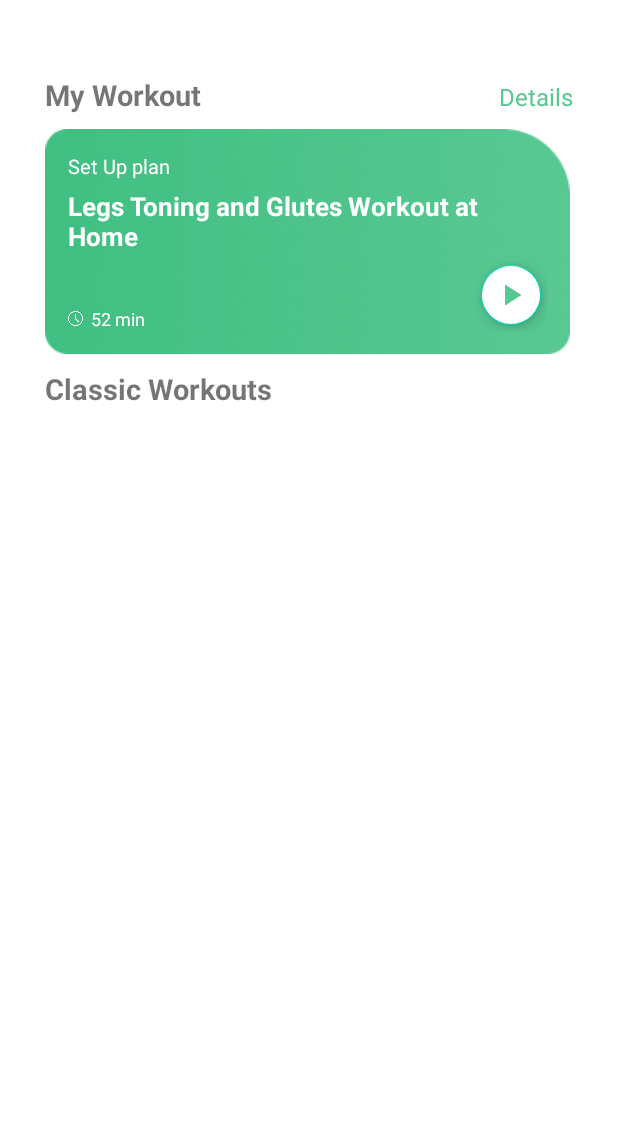
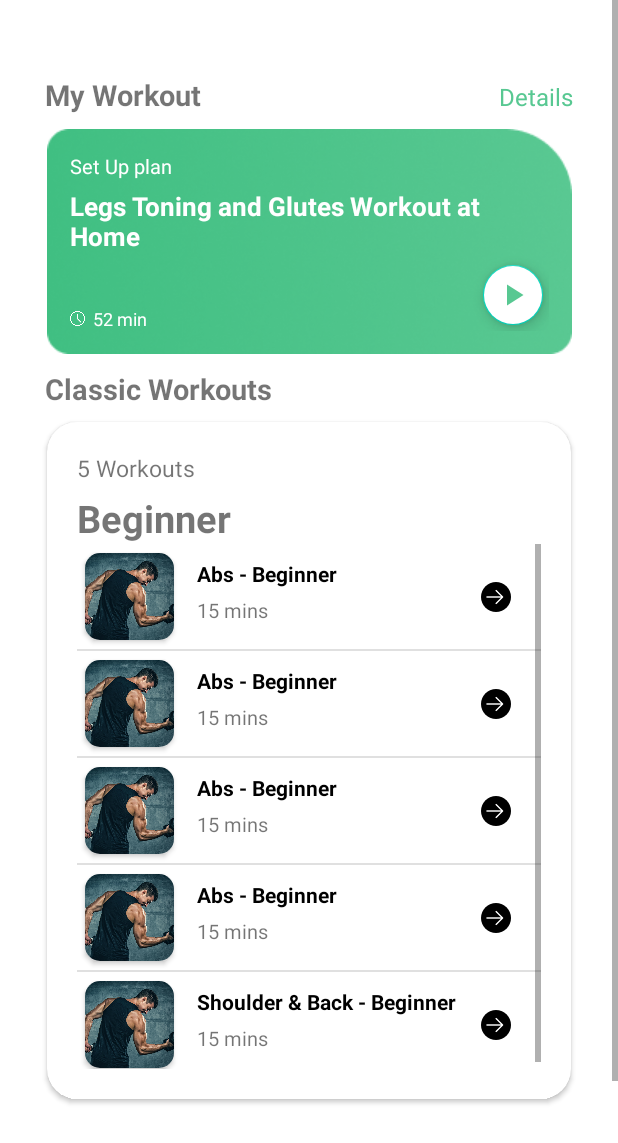
Before and after one commit to KSB-tqk/HooCare, an Android app: the fragment GymFragment shown on its own in the app's theme, on a phone screen of 412 x 824 dp. Shown: the top 1143 px of the screen. Run offline under Robolectric (Android 15) with nearby library versions, the phone set to English and light mode, and no system bars.

Commit message:
Update GymFragment UI

```diff
--- a/app/src/main/java/cf/khanhsb/icare_v2/GymFragment.java
+++ b/app/src/main/java/cf/khanhsb/icare_v2/GymFragment.java
@@ -10,7 +10,10 @@ import androidx.fragment.app.Fragment;
 import android.view.LayoutInflater;
 import android.view.View;
 import android.view.ViewGroup;
+import android.widget.AdapterView;
+import android.widget.BaseAdapter;
 import android.widget.ImageView;
+import android.widget.ListView;
 import android.widget.TextView;
 import android.widget.Toast;
 
@@ -21,6 +24,20 @@ public class GymFragment extends Fragment {
     private TextView workoutHeadline,workoutTitle;
     private Boolean gotPlan = false;
     private ImageView clockIcon;
+
+    /**Gym listview*/
+    private ListView listView;
+    private String[] gymListTitle = {"Abs - Beginner",
+            "Abs - Beginner",
+            "Abs - Beginner",
+            "Abs - Beginner",
+            "Shoulder & Back - Beginner"};
+    private int[] gymListImage = {R.drawable.workout_real_pic_item_list_icon,
+            R.drawable.workout_real_pic_item_list_icon,
+            R.drawable.workout_real_pic_item_list_icon,
+            R.drawable.workout_real_pic_item_list_icon,
+            R.drawable.workout_real_pic_item_list_icon};
+    /**Gym listview*/
 
     public GymFragment() {
         // Required empty public constructor
@@ -41,6 +58,21 @@ public class GymFragment extends Fragment {
         workoutHeadline = (TextView) rootView.findViewById(R.id.workout_headline);
         workoutTitle = (TextView) rootView.findViewById(R.id.workout_title);
         clockIcon = (ImageView) rootView.findViewById(R.id.clockIcon);
+
+        listView = (ListView) rootView.findViewById(R.id.classic_workout_listview);
+        GymListViewAdapter listViewAdapter = new GymListViewAdapter(getActivity(),R.layout.item_workout_list,
+                gymListImage,gymListTitle);
+        listView.setAdapter(listViewAdapter);
+        listView.setOnItemClickListener(new AdapterView.OnItemClickListener() {
+            @Override
+            public void onItemClick(AdapterView<?> parent, View view, int position, long id) {
+                Intent intent = new Intent(getContext(),List_Data_Activity.class);
+                intent.putExtra("workoutTitle",gymListTitle[position]);
+                intent.putExtra("workoutImage",gymListImage[position]);
+                startActivity(intent);
+            }
+        });
+
 
         clockIcon.setColorFilter(Color.WHITE);
         viewButtonExercises.setColorFilter(getResources().getColor(R.color.lime_200));
--- /dev/null
+++ b/app/src/main/java/cf/khanhsb/icare_v2/GymListViewAdapter.java
@@ -0,0 +1,64 @@
+package cf.khanhsb.icare_v2;
+
+import android.annotation.SuppressLint;
+import android.content.Context;
+import android.view.LayoutInflater;
+import android.view.View;
+import android.view.ViewGroup;
+import android.widget.ArrayAdapter;
+import android.widget.BaseAdapter;
+import android.widget.ImageView;
+import android.widget.TextView;
+
+public class GymListViewAdapter extends BaseAdapter {
+
+    private String[] title;
+    private int[] image;
+    private Context context;
+    private View view;
+    private int resource;
+    private Holder holder;
+
+    public GymListViewAdapter(Context context,int resource,int[] workoutImage,String[] workoutTitle){
+        super();
+        this.context = context;
+        this.image = workoutImage;
+        this.title = workoutTitle;
+        this.resource = resource;
+    }
+
+    @Override
+    public int getCount() {
+        return title.length;
+    }
+
+    @Override
+    public String getItem(int position) {
+        return null;
+    }
+
+    @Override
+    public long getItemId(int position) {
+        return 0;
+    }
+
+    @SuppressLint("ViewHolder")
+    @Override
+    public View getView(int position, View convertView, ViewGroup parent) {
+        LayoutInflater inflater = (LayoutInflater)context.getSystemService(Context.LAYOUT_INFLATER_SERVICE);
+        view = inflater.inflate(resource,parent,false);
+
+        holder = new Holder();
+        holder.workoutTitle = (TextView) view.findViewById(R.id.body_part_workout_title);
+        holder.workoutImage = (ImageView) view.findViewById(R.id.body_part_icon);
+
+        holder.workoutTitle.setText(title[position]);
+        holder.workoutImage.setImageResource(image[position]);
+        return view;
+    }
+    public class Holder
+    {
+        TextView workoutTitle;
+        ImageView workoutImage;
+    }
+}
--- a/app/src/main/res/layout/fragment_gym.xml
+++ b/app/src/main/res/layout/fragment_gym.xml
@@ -7,7 +7,7 @@
     android:orientation="vertical"
     tools:context=".GymFragment">
 
-    <RelativeLayout
+    <androidx.constraintlayout.widget.ConstraintLayout
         android:layout_width="match_parent"
         android:layout_height="wrap_content"
         android:layout_marginTop="50dp">
@@ -16,7 +16,8 @@
             android:id="@+id/exercises_plan_title_linear"
             android:layout_width="match_parent"
             android:layout_height="wrap_content"
-            android:orientation="horizontal">
+            android:orientation="horizontal"
+            tools:ignore="MissingConstraints">
 
             <TextView
                 android:layout_width="wrap_content"
@@ -42,11 +43,11 @@
             android:id="@+id/workout_cardview"
             android:layout_width="350dp"
             android:layout_height="150dp"
-            android:layout_below="@id/exercises_plan_title_linear"
+            app:layout_constraintTop_toBottomOf="@id/exercises_plan_title_linear"
+            app:layout_constraintEnd_toEndOf="parent"
+            app:layout_constraintStart_toStartOf="parent"
             android:padding="15dp"
-            android:layout_marginLeft="30dp"
             android:layout_marginTop="10dp"
-            android:layout_marginRight="30dp"
             android:layout_marginBottom="10dp"
             android:background="@drawable/exercise_plan_background_gymfrag">
 
@@ -111,8 +112,10 @@
         </RelativeLayout>
 
         <LinearLayout
-            android:id="@+id/your_exercises_plan_title_linear"
+            android:id="@+id/classic_workout_title_linear"
+            app:layout_constraintTop_toBottomOf="@id/workout_cardview"
             android:layout_below="@id/workout_cardview"
+            android:paddingTop="10dp"
             android:layout_width="match_parent"
             android:layout_height="wrap_content"
             android:orientation="horizontal">
@@ -125,6 +128,53 @@
                 android:textSize="19sp"
                 android:textStyle="bold" />
         </LinearLayout>
-    </RelativeLayout>
+
+        <androidx.cardview.widget.CardView
+            android:id="@+id/classic_workout_detail"
+            app:layout_constraintTop_toBottomOf="@id/classic_workout_title_linear"
+            app:layout_constraintEnd_toEndOf="parent"
+            app:layout_constraintStart_toStartOf="parent"
+            android:layout_width="365dp"
+            android:layout_height="wrap_content"
+            app:cardUseCompatPadding="true"
+            app:cardCornerRadius="20dp"
+            android:elevation="8dp"
+            android:layout_below="@id/classic_workout_title_linear">
+
+            <RelativeLayout
+                android:layout_width="match_parent"
+                android:layout_height="wrap_content"
+                android:padding="20dp">
+
+                <TextView
+                    android:id="@+id/num_of_workout"
+                    android:layout_width="wrap_content"
+                    android:layout_height="wrap_content"
+                    android:text="@string/workout_count_label"
+                    android:textSize="15sp" />
+
+                <TextView
+                    android:id="@+id/classic_workout_title"
+                    android:layout_below="@id/num_of_workout"
+                    android:layout_width="wrap_content"
+                    android:layout_height="wrap_content"
+                    android:layout_marginTop="5dp"
+                    android:text="@string/beginner_label"
+                    android:textStyle="bold"
+                    android:textSize="25sp" />
+                <ListView
+                    android:id="@+id/classic_workout_listview"
+                    android:layout_width="match_parent"
+                    android:layout_height="350dp"
+                    android:layout_below="@id/classic_workout_title">
+
+                </ListView>
+            </RelativeLayout>
+        </androidx.cardview.widget.CardView>
+        <Space
+            android:layout_width="match_parent"
+            app:layout_constraintTop_toBottomOf="@id/classic_workout_detail"
+            android:layout_height="200dp"/>
+    </androidx.constraintlayout.widget.ConstraintLayout>
 
 </ScrollView>
--- /dev/null
+++ b/app/src/main/res/layout/item_workout_list.xml
@@ -0,0 +1,51 @@
+<?xml version="1.0" encoding="utf-8"?>
+<androidx.constraintlayout.widget.ConstraintLayout xmlns:android="http://schemas.android.com/apk/res/android"
+    xmlns:tools="http://schemas.android.com/tools"
+    android:layout_width="match_parent"
+    android:layout_height="wrap_content"
+    android:layout_margin="20dp"
+    xmlns:app="http://schemas.android.com/apk/res-auto">
+    <androidx.cardview.widget.CardView
+        android:id="@+id/body_part_icon_cardview"
+        android:layout_width="70dp"
+        android:layout_height="70dp"
+        app:cardCornerRadius="10dp"
+        android:elevation="0dp"
+        app:cardUseCompatPadding="true"
+        tools:ignore="MissingConstraints">
+        <ImageView
+            android:id="@+id/body_part_icon"
+            android:layout_width="70dp"
+            android:layout_height="70dp"
+            android:scaleType="centerCrop"
+            android:src="@drawable/workout_real_pic_item_list_icon"/>
+    </androidx.cardview.widget.CardView>
+    <TextView
+        android:id="@+id/body_part_workout_title"
+        android:layout_width="wrap_content"
+        android:layout_height="wrap_content"
+        app:layout_constraintStart_toEndOf="@id/body_part_icon_cardview"
+        app:layout_constraintTop_toTopOf="@id/body_part_icon_cardview"
+        android:layout_marginTop="10dp"
+        android:layout_marginStart="10dp"
+        android:text="Abs - Beginner"
+        android:textColor="@color/black"
+        android:textStyle="bold"
+        android:textSize="14sp"/>
+    <TextView
+        android:layout_width="wrap_content"
+        android:layout_height="wrap_content"
+        android:paddingTop="5dp"
+        android:textSize="13sp"
+        android:text="15 mins"
+        app:layout_constraintTop_toBottomOf="@id/body_part_workout_title"
+        app:layout_constraintStart_toStartOf="@id/body_part_workout_title"/>
+    <ImageView
+        android:layout_width="20dp"
+        android:layout_height="20dp"
+        android:layout_marginEnd="20dp"
+        app:layout_constraintEnd_toEndOf="parent"
+        app:layout_constraintTop_toTopOf="parent"
+        app:layout_constraintBottom_toBottomOf="parent"
+        android:src="@drawable/forward_arrow_icon_gym_item_list"/>
+</androidx.constraintlayout.widget.ConstraintLayout>
--- a/app/src/main/res/values/strings.xml
+++ b/app/src/main/res/values/strings.xml
@@ -83,4 +83,6 @@
     <string name="username">UserName</string>
     <string name="good_morning_label">Good Morning ,</string>
     <string name="workout_count">5 Workouts</string>
+    <string name="beginner_label">Beginner</string>
+    <string name="workout_count_label">5 Workouts</string>
 </resources>
```
Also changed, not shown: app/src/main/AndroidManifest.xml (+7 -6 lines), app/src/main/java/cf/khanhsb/icare_v2/List_Data_Activity.java (added, +36 -0 lines), app/src/main/res/layout/activity_list__data.xml (added, +135 -0 lines), app/src/main/res/layout/fragment_home.xml (+8 -4 lines), app/src/main/res/drawable/back_arrow_icon_list_data.png (added), app/src/main/res/drawable/favorite_icon_list_data.png (added), app/src/main/res/drawable/forward_arrow_icon_gym_item_list.png (added), app/src/main/res/drawable/more_icon_list_data.png (added), app/src/main/res/drawable/workout_real_pic_item_list_icon.jpg (added).
